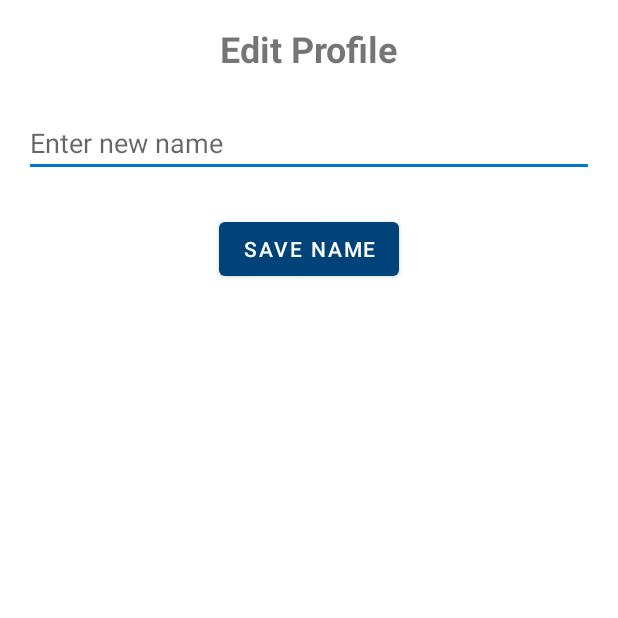
After one commit to SanjayaCF/Spare-Wallet, an Android app: the EditProfileActivity screen opened directly, with no data from a screen before it, on a phone screen of 412 x 824 dp, the top half of it. The commit adds this screen. Run offline under Robolectric (Android 15) with nearby library versions, the light colour scheme and no system bars; our stand-ins replace Firebase (no records; nobody signed in at launch, a user with empty details on screens opened directly).

Commit message:
name load dynamically and able to edit name

```diff
--- /dev/null
+++ b/app/src/main/java/com/example/sparewallet/EditProfileActivity.kt
@@ -0,0 +1,49 @@
+package com.example.sparewallet
+
+import android.os.Bundle
+import android.widget.Toast
+import androidx.appcompat.app.AppCompatActivity
+import com.example.sparewallet.databinding.ActivityEditProfileBinding
+import com.google.firebase.auth.FirebaseAuth
+import com.google.firebase.database.FirebaseDatabase
+
+class EditProfileActivity : AppCompatActivity() {
+
+    private lateinit var binding: ActivityEditProfileBinding
+
+    override fun onCreate(savedInstanceState: Bundle?) {
+        super.onCreate(savedInstanceState)
+        binding = ActivityEditProfileBinding.inflate(layoutInflater)
+        setContentView(binding.root)
+
+        val uid = FirebaseAuth.getInstance().currentUser?.uid ?: ""
+        val userRef = FirebaseDatabase.getInstance("https://sparewallet-55512-default-rtdb.asia-southeast1.firebasedatabase.app")
+            .getReference("users")
+            .child(uid)
+
+        userRef.child("name").get()
+            .addOnSuccessListener { snapshot ->
+                val name = snapshot.getValue(String::class.java) ?: ""
+                binding.editName.setText(name)
+            }
+            .addOnFailureListener {
+                Toast.makeText(this, "Failed to load name", Toast.LENGTH_SHORT).show()
+            }
+
+        binding.saveNameButton.setOnClickListener {
+            val newName = binding.editName.text.toString().trim()
+            if (newName.isEmpty()) {
+                Toast.makeText(this, "Name cannot be empty", Toast.LENGTH_SHORT).show()
+                return@setOnClickListener
+            }
+            userRef.child("name").setValue(newName)
+                .addOnSuccessListener {
+                    Toast.makeText(this, "Name updated successfully", Toast.LENGTH_SHORT).show()
+                    finish()
+                }
+                .addOnFailureListener { e ->
+                    Toast.makeText(this, "Update failed: ${e.message}", Toast.LENGTH_SHORT).show()
+                }
+        }
+    }
+}
--- /dev/null
+++ b/app/src/main/res/layout/activity_edit_profile.xml
@@ -0,0 +1,41 @@
+<?xml version="1.0" encoding="utf-8"?>
+<androidx.constraintlayout.widget.ConstraintLayout
+    xmlns:android="http://schemas.android.com/apk/res/android"
+    xmlns:app="http://schemas.android.com/apk/res-auto"
+    android:layout_width="match_parent"
+    android:layout_height="match_parent"
+    android:padding="16dp">
+
+    <TextView
+        android:id="@+id/editProfileTitle"
+        android:layout_width="wrap_content"
+        android:layout_height="wrap_content"
+        android:text="Edit Profile"
+        android:textSize="24sp"
+        android:textStyle="bold"
+        app:layout_constraintTop_toTopOf="parent"
+        app:layout_constraintStart_toStartOf="parent"
+        app:layout_constraintEnd_toEndOf="parent" />
+
+    <EditText
+        android:id="@+id/editName"
+        android:layout_width="match_parent"
+        android:layout_height="wrap_content"
+        android:hint="Enter new name"
+        android:textSize="18sp"
+        app:layout_constraintTop_toBottomOf="@id/editProfileTitle"
+        app:layout_constraintStart_toStartOf="parent"
+        app:layout_constraintEnd_toEndOf="parent"
+        android:layout_marginTop="24dp" />
+
+    <Button
+        android:id="@+id/saveNameButton"
+        android:layout_width="wrap_content"
+        android:layout_height="wrap_content"
+        android:text="Save Name"
+        app:layout_constraintTop_toBottomOf="@id/editName"
+        app:layout_constraintStart_toStartOf="parent"
+        app:layout_constraintEnd_toEndOf="parent"
+        android:layout_marginTop="24dp" />
+
+</androidx.constraintlayout.widget.ConstraintLayout>
--- a/app/src/main/res/layout/fragment_profile.xml
+++ b/app/src/main/res/layout/fragment_profile.xml
@@ -12,11 +12,11 @@
         android:layout_height="120dp"
         android:src="@drawable/ic_profile"
         android:contentDescription="Profile Picture"
+        android:scaleType="centerCrop"
         app:layout_constraintTop_toTopOf="parent"
         app:layout_constraintStart_toStartOf="parent"
         app:layout_constraintEnd_toEndOf="parent"
-        android:layout_marginTop="32dp"
-        android:scaleType="centerCrop" />
+        android:layout_marginTop="32dp" />
 
     <TextView
         android:id="@+id/profileName"
@@ -29,11 +29,12 @@
         app:layout_constraintEnd_toEndOf="parent"
         android:layout_marginTop="16dp" />
 
+    <!-- Button to open EditProfileActivity -->
     <Button
         android:id="@+id/settingsButton"
         android:layout_width="wrap_content"
         android:layout_height="wrap_content"
-        android:text="Settings"
+        android:text="Edit Profile"
         app:layout_constraintTop_toBottomOf="@id/profileName"
         app:layout_constraintStart_toStartOf="parent"
         app:layout_constraintEnd_toEndOf="parent"
```
